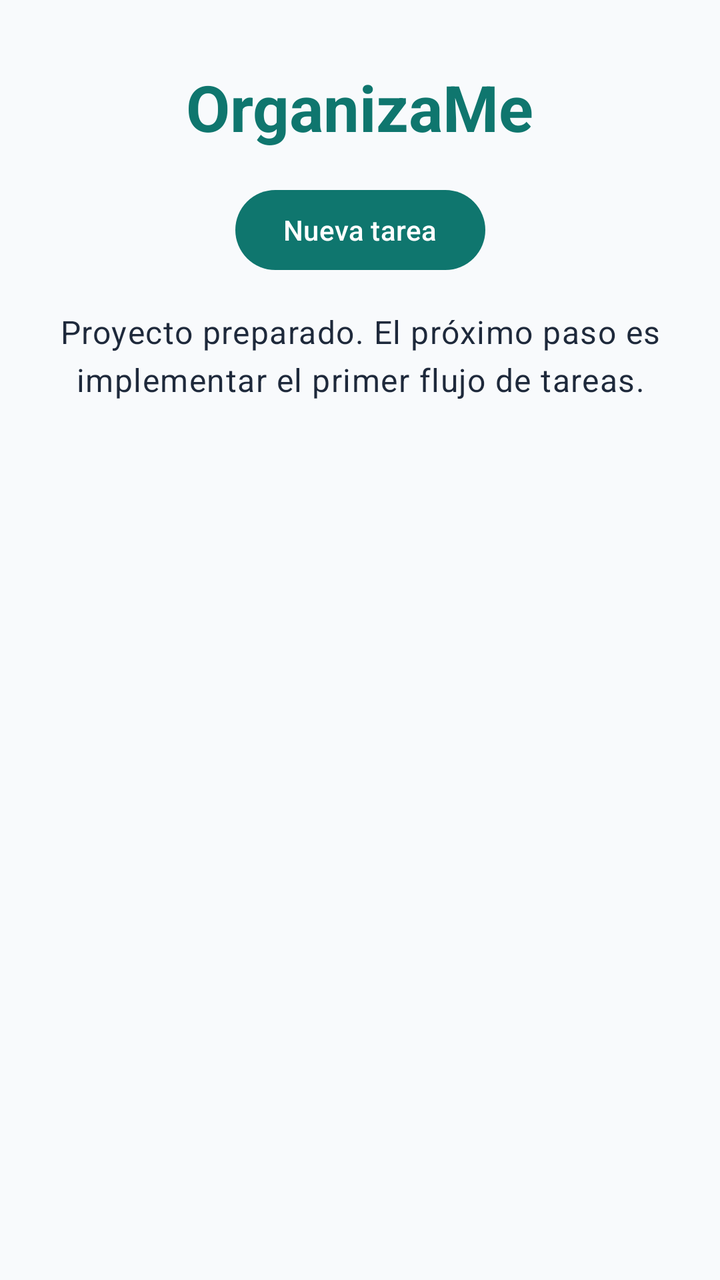
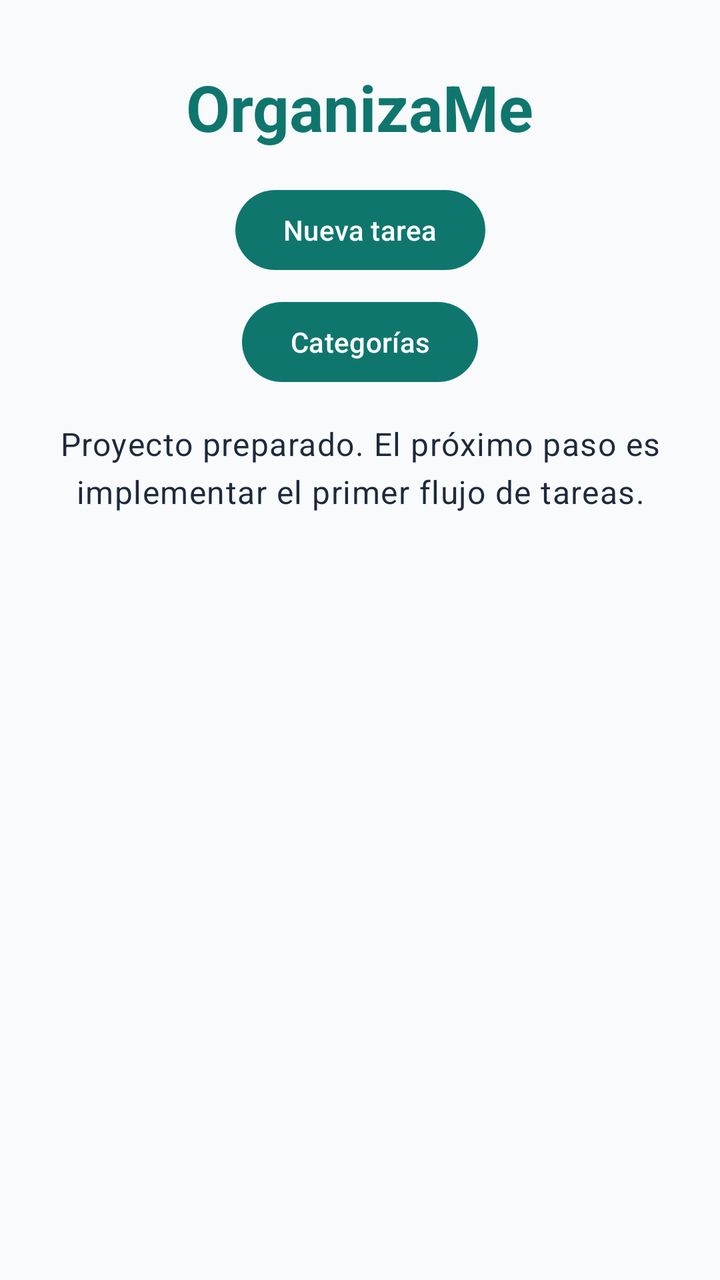

Before-and-after screenshots of an Android layout around one commit, followed by the original layout XML and the change that was made.
<!-- AndroidManifest.xml: application theme Theme.OrganizaMe -->
<!-- res/layout/activity_main.xml -->
<?xml version="1.0" encoding="utf-8"?>
<androidx.constraintlayout.widget.ConstraintLayout
    xmlns:android="http://schemas.android.com/apk/res/android"
    xmlns:app="http://schemas.android.com/apk/res-auto"
    android:layout_width="match_parent"
    android:layout_height="match_parent"
    android:background="@color/background">

    <TextView
        android:id="@+id/titleText"
        android:layout_width="wrap_content"
        android:layout_height="wrap_content"
        android:layout_marginTop="32dp"
        android:text="@string/app_name"
        android:textAppearance="@style/TextAppearance.Material3.HeadlineLarge"
        android:textColor="@color/primary"
        android:textStyle="bold"
        app:layout_constraintEnd_toEndOf="parent"
        app:layout_constraintStart_toStartOf="parent"
        app:layout_constraintTop_toTopOf="parent" />

    <Button
        android:id="@+id/btnNuevaTarea"
        android:layout_width="wrap_content"
        android:layout_height="wrap_content"
        android:layout_marginTop="16dp"
        android:text="Nueva tarea"
        app:layout_constraintEnd_toEndOf="parent"
        app:layout_constraintStart_toStartOf="parent"
        app:layout_constraintTop_toBottomOf="@id/titleText" />

    <TextView
        android:id="@+id/statusText"
        android:layout_width="0dp"
        android:layout_height="wrap_content"
        android:layout_marginTop="16dp"
        android:gravity="center"
        android:text="@string/initial_status"
        android:textAppearance="@style/TextAppearance.Material3.BodyLarge"
        android:textColor="@color/on_background"
        app:layout_constraintEnd_toEndOf="parent"
        app:layout_constraintStart_toStartOf="parent"
        app:layout_constraintTop_toBottomOf="@id/btnNuevaTarea" />

    <androidx.recyclerview.widget.RecyclerView
        android:id="@+id/listaActividades"
        android:layout_width="0dp"
        android:layout_height="0dp"
        android:layout_marginTop="16dp"
        android:padding="16dp"
        app:layout_constraintBottom_toBottomOf="parent"
        app:layout_constraintEnd_toEndOf="parent"
        app:layout_constraintStart_toStartOf="parent"
        app:layout_constraintTop_toBottomOf="@id/statusText" />

</androidx.constraintlayout.widget.ConstraintLayout>
<!-- resources referenced by this layout -->
<resources>
  <color name="background">#F8FAFC</color>
  <color name="on_background">#1E293B</color>
  <color name="primary">#0F766E</color>
  <string name="app_name">OrganizaMe</string>
  <string name="initial_status">Proyecto preparado. El próximo paso es implementar el primer flujo de tareas.</string>
  <style name="Theme.OrganizaMe" parent="Theme.Material3.DayNight.NoActionBar">
          <item name="colorPrimary">@color/primary</item>
          <item name="colorPrimaryDark">@color/primary_dark</item>
          <item name="colorSecondary">@color/secondary</item>
          <item name="android:windowLightStatusBar">true</item>
          <item name="android:navigationBarColor">@color/background</item>
          <item name="android:windowBackground">@color/background</item>
      </style>
  <color name="primary_dark">#134E4A</color>
  <color name="secondary">#2563EB</color>
</resources>

<!-- the commit's change to res/layout/activity_main.xml (unified diff, before → after) -->
@@ -2,6 +2,7 @@
 <androidx.constraintlayout.widget.ConstraintLayout
     xmlns:android="http://schemas.android.com/apk/res/android"
     xmlns:app="http://schemas.android.com/apk/res-auto"
+    xmlns:tools="http://schemas.android.com/tools"
     android:layout_width="match_parent"
     android:layout_height="match_parent"
     android:background="@color/background">
@@ -29,6 +30,19 @@
         app:layout_constraintStart_toStartOf="parent"
         app:layout_constraintTop_toBottomOf="@id/titleText" />
 
+
+    <Button
+        android:id="@+id/btnCategorias"
+        android:layout_width="wrap_content"
+        android:layout_height="wrap_content"
+        android:layout_marginTop="8dp"
+        android:text="Categorías"
+        app:layout_constraintStart_toStartOf="parent"
+        app:layout_constraintEnd_toEndOf="parent"
+        app:layout_constraintTop_toBottomOf="@id/btnNuevaTarea" />
+
+
+
     <TextView
         android:id="@+id/statusText"
         android:layout_width="0dp"
@@ -40,12 +54,12 @@
         android:textColor="@color/on_background"
         app:layout_constraintEnd_toEndOf="parent"
         app:layout_constraintStart_toStartOf="parent"
-        app:layout_constraintTop_toBottomOf="@id/btnNuevaTarea" />
+        app:layout_constraintTop_toBottomOf="@id/btnCategorias" />
 
     <androidx.recyclerview.widget.RecyclerView
         android:id="@+id/listaActividades"
-        android:layout_width="0dp"
-        android:layout_height="0dp"
+        android:layout_width="563dp"
+        android:layout_height="477dp"
         android:layout_marginTop="16dp"
         android:padding="16dp"
         app:layout_constraintBottom_toBottomOf="parent"
